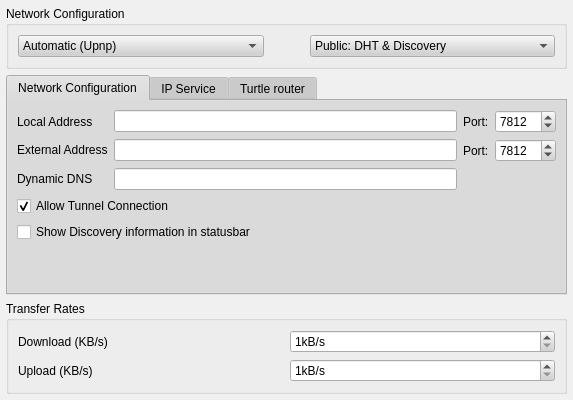
First picture: the form in retroshare-gui/src/gui/settings/ServerPage.ui, repository RetroShare/RetroShare, before the edit.
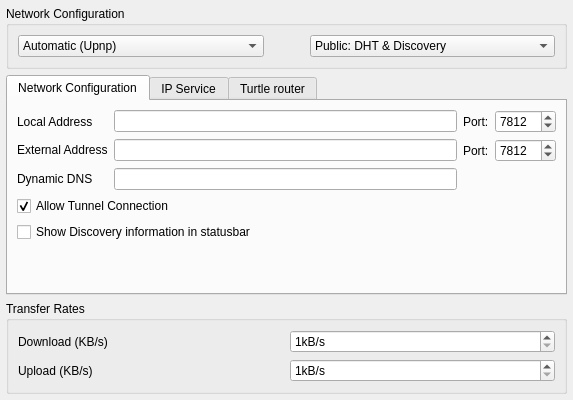
Second picture: the form after the edit.

```diff
--- a/retroshare-gui/src/gui/settings/ServerPage.ui
+++ b/retroshare-gui/src/gui/settings/ServerPage.ui
@@ -10,484 +10,6 @@
     <height>400</height>
    </rect>
   </property>
-  <property name="sizePolicy">
-   <sizepolicy hsizetype="Expanding" vsizetype="Expanding">
-    <horstretch>0</horstretch>
-    <verstretch>0</verstretch>
-   </sizepolicy>
-  </property>
-  <property name="palette">
-   <palette>
-    <active>
-     <colorrole role="WindowText">
-      <brush brushstyle="SolidPattern">
-       <color alpha="255">
-        <red>0</red>
-        <green>0</green>
-        <blue>0</blue>
-       </color>
-      </brush>
-     </colorrole>
-     <colorrole role="Button">
-      <brush brushstyle="SolidPattern">
-       <color alpha="255">
-        <red>208</red>
-        <green>208</green>
-        <blue>208</blue>
-       </color>
-      </brush>
-     </colorrole>
-     <colorrole role="Light">
-      <brush brushstyle="SolidPattern">
-       <color alpha="255">
-        <red>255</red>
-        <green>255</green>
-        <blue>255</blue>
-       </color>
-      </brush>
-     </colorrole>
-     <colorrole role="Midlight">
-      <brush brushstyle="SolidPattern">
-       <color alpha="255">
-        <red>247</red>
-        <green>247</green>
-        <blue>247</blue>
-       </color>
-      </brush>
-     </colorrole>
-     <colorrole role="Dark">
-      <brush brushstyle="SolidPattern">
-       <color alpha="255">
-        <red>104</red>
-        <green>104</green>
-        <blue>104</blue>
-       </color>
-      </brush>
-     </colorrole>
-     <colorrole role="Mid">
-      <brush brushstyle="SolidPattern">
-       <color alpha="255">
-        <red>139</red>
-        <green>139</green>
-        <blue>139</blue>
-       </color>
-      </brush>
-     </colorrole>
-     <colorrole role="Text">
-      <brush brushstyle="SolidPattern">
-       <color alpha="255">
-        <red>0</red>
-        <green>0</green>
-        <blue>0</blue>
-       </color>
-      </brush>
-     </colorrole>
-     <colorrole role="BrightText">
-      <brush brushstyle="SolidPattern">
-       <color alpha="255">
-        <red>255</red>
-        <green>255</green>
-        <blue>255</blue>
-       </color>
-      </brush>
-     </colorrole>
-     <colorrole role="ButtonText">
-      <brush brushstyle="SolidPattern">
-       <color alpha="255">
-        <red>0</red>
-        <green>0</green>
-        <blue>0</blue>
-       </color>
-      </brush>
-     </colorrole>
-     <colorrole role="Base">
-      <brush brushstyle="SolidPattern">
-       <color alpha="255">
-        <red>255</red>
-        <green>255</green>
-        <blue>255</blue>
-       </color>
-      </brush>
-     </colorrole>
-     <colorrole role="Window">
-      <brush brushstyle="SolidPattern">
-       <color alpha="255">
-        <red>240</red>
-        <green>240</green>
-        <blue>240</blue>
-       </color>
-      </brush>
-     </colorrole>
-     <colorrole role="Shadow">
-      <brush brushstyle="SolidPattern">
-       <color alpha="255">
-        <red>0</red>
-        <green>0</green>
-        <blue>0</blue>
-       </color>
-      </brush>
-     </colorrole>
-     <colorrole role="Highlight">
-      <brush brushstyle="SolidPattern">
-       <color alpha="255">
-        <red>0</red>
-        <green>0</green>
-        <blue>128</blue>
-       </color>
-      </brush>
-     </colorrole>
-     <colorrole role="HighlightedText">
-      <brush brushstyle="SolidPattern">
-       <color alpha="255">
-        <red>255</red>
-        <green>255</green>
-        <blue>255</blue>
-       </color>
-      </brush>
-     </colorrole>
-     <colorrole role="Link">
-      <brush brushstyle="SolidPattern">
-       <color alpha="255">
-        <red>0</red>
-        <green>0</green>
-        <blue>255</blue>
-       </color>
-      </brush>
-     </colorrole>
-     <colorrole role="LinkVisited">
-      <brush brushstyle="SolidPattern">
-       <color alpha="255">
-        <red>255</red>
-        <green>0</green>
-        <blue>255</blue>
-       </color>
-      </brush>
-     </colorrole>
-     <colorrole role="AlternateBase">
-      <brush brushstyle="SolidPattern">
-       <color alpha="255">
-        <red>231</red>
-        <green>231</green>
-        <blue>231</blue>
-       </color>
-      </brush>
-     </colorrole>
-    </active>
-    <inactive>
-     <colorrole role="WindowText">
-      <brush brushstyle="SolidPattern">
-       <color alpha="255">
-        <red>0</red>
-        <green>0</green>
-        <blue>0</blue>
-       </color>
-      </brush>
-     </colorrole>
-     <colorrole role="Button">
-      <brush brushstyle="SolidPattern">
-       <color alpha="255">
-        <red>208</red>
-        <green>208</green>
-        <blue>208</blue>
-       </color>
-      </brush>
-     </colorrole>
-     <colorrole role="Light">
-      <brush brushstyle="SolidPattern">
-       <color alpha="255">
-        <red>255</red>
-        <green>255</green>
-        <blue>255</blue>
-       </color>
-      </brush>
-     </colorrole>
-     <colorrole role="Midlight">
-      <brush brushstyle="SolidPattern">
-       <color alpha="255">
-        <red>247</red>
-        <green>247</green>
-        <blue>247</blue>
-       </color>
-      </brush>
-     </colorrole>
-     <colorrole role="Dark">
-      <brush brushstyle="SolidPattern">
-       <color alpha="255">
-        <red>104</red>
-        <green>104</green>
-        <blue>104</blue>
-       </color>
-      </brush>
-     </colorrole>
-     <colorrole role="Mid">
-      <brush brushstyle="SolidPattern">
-       <color alpha="255">
-        <red>139</red>
-        <green>139</green>
-        <blue>139</blue>
-       </color>
-      </brush>
-     </colorrole>
-     <colorrole role="Text">
-      <brush brushstyle="SolidPattern">
-       <color alpha="255">
-        <red>0</red>
-        <green>0</green>
-        <blue>0</blue>
-       </color>
-      </brush>
-     </colorrole>
-     <colorrole role="BrightText">
-      <brush brushstyle="SolidPattern">
-       <color alpha="255">
-        <red>255</red>
-        <green>255</green>
-        <blue>255</blue>
-       </color>
-      </brush>
-     </colorrole>
-     <colorrole role="ButtonText">
-      <brush brushstyle="SolidPattern">
-       <color alpha="255">
-        <red>0</red>
-        <green>0</green>
-        <blue>0</blue>
-       </color>
-      </brush>
-     </colorrole>
-     <colorrole role="Base">
-      <brush brushstyle="SolidPattern">
-       <color alpha="255">
-        <red>255</red>
-        <green>255</green>
-        <blue>255</blue>
-       </color>
-      </brush>
-     </colorrole>
-     <colorrole role="Window">
-      <brush brushstyle="SolidPattern">
-       <color alpha="255">
-        <red>240</red>
-        <green>240</green>
-        <blue>240</blue>
-       </color>
-      </brush>
-     </colorrole>
-     <colorrole role="Shadow">
-      <brush brushstyle="SolidPattern">
-       <color alpha="255">
-        <red>0</red>
-        <green>0</green>
-        <blue>0</blue>
-       </color>
-      </brush>
-     </colorrole>
-     <colorrole role="Highlight">
-      <brush brushstyle="SolidPattern">
-       <color alpha="255">
-        <red>192</red>
-        <green>192</green>
-        <blue>192</blue>
-       </color>
-      </brush>
-     </colorrole>
-     <colorrole role="HighlightedText">
-      <brush brushstyle="SolidPattern">
-       <color alpha="255">
-        <red>0</red>
-        <green>0</green>
-        <blue>0</blue>
-       </color>
-      </brush>
-     </colorrole>
-     <colorrole role="Link">
-      <brush brushstyle="SolidPattern">
-       <color alpha="255">
-        <red>0</red>
-        <green>0</green>
-        <blue>255</blue>
-       </color>
-      </brush>
-     </colorrole>
-     <colorrole role="LinkVisited">
-      <brush brushstyle="SolidPattern">
-       <color alpha="255">
-        <red>255</red>
-        <green>0</green>
-        <blue>255</blue>
-       </color>
-      </brush>
-     </colorrole>
-     <colorrole role="AlternateBase">
-      <brush brushstyle="SolidPattern">
-       <color alpha="255">
-        <red>231</red>
-        <green>231</green>
-        <blue>231</blue>
-       </color>
-      </brush>
-     </colorrole>
-    </inactive>
-    <disabled>
-     <colorrole role="WindowText">
-      <brush brushstyle="SolidPattern">
-       <color alpha="255">
-        <red>104</red>
-        <green>104</green>
-        <blue>104</blue>
-       </color>
-      </brush>
-     </colorrole>
-     <colorrole role="Button">
-      <brush brushstyle="SolidPattern">
-       <color alpha="255">
-        <red>208</red>
-        <green>208</green>
-        <blue>208</blue>
-       </color>
-      </brush>
-     </colorrole>
-     <colorrole role="Light">
-      <brush brushstyle="SolidPattern">
-       <color alpha="255">
-        <red>255</red>
-        <green>255</green>
-        <blue>255</blue>
-       </color>
-      </brush>
-     </colorrole>
-     <colorrole role="Midlight">
-      <brush brushstyle="SolidPattern">
-       <color alpha="255">
-        <red>247</red>
-        <green>247</green>
-        <blue>247</blue>
-       </color>
-      </brush>
-     </colorrole>
-     <colorrole role="Dark">
-      <brush brushstyle="SolidPattern">
-       <color alpha="255">
-        <red>104</red>
-        <green>104</green>
-        <blue>104</blue>
-       </color>
-      </brush>
-     </colorrole>
-     <colorrole role="Mid">
-      <brush brushstyle="SolidPattern">
-       <color alpha="255">
-        <red>139</red>
-        <green>139</green>
-        <blue>139</blue>
-       </color>
-      </brush>
-     </colorrole>
-     <colorrole role="Text">
-      <brush brushstyle="SolidPattern">
-       <color alpha="255">
-        <red>104</red>
-        <green>104</green>
-        <blue>104</blue>
-       </color>
-      </brush>
-     </colorrole>
-     <colorrole role="BrightText">
-      <brush brushstyle="SolidPattern">
-       <color alpha="255">
-        <red>255</red>
-        <green>255</green>
-        <blue>255</blue>
-       </color>
-      </brush>
-     </colorrole>
-     <colorrole role="ButtonText">
-      <brush brushstyle="SolidPattern">
-       <color alpha="255">
-        <red>104</red>
-        <green>104</green>
-        <blue>104</blue>
-       </color>
-      </brush>
-     </colorrole>
-     <colorrole role="Base">
-      <brush brushstyle="SolidPattern">
-       <color alpha="255">
-        <red>240</red>
-        <green>240</green>
-        <blue>240</blue>
-       </color>
-      </brush>
-     </colorrole>
-     <colorrole role="Window">
-      <brush brushstyle="SolidPattern">
-       <color alpha="255">
-        <red>240</red>
-        <green>240</green>
-        <blue>240</blue>
-       </color>
-      </brush>
-     </colorrole>
-     <colorrole role="Shadow">
-      <brush brushstyle="SolidPattern">
-       <color alpha="255">
-        <red>0</red>
-        <green>0</green>
-        <blue>0</blue>
-       </color>
-      </brush>
-     </colorrole>
-     <colorrole role="Highlight">
-      <brush brushstyle="SolidPattern">
-       <color alpha="255">
-        <red>0</red>
-        <green>0</green>
-        <blue>128</blue>
-       </color>
-      </brush>
-     </colorrole>
-     <colorrole role="HighlightedText">
-      <brush brushstyle="SolidPattern">
-       <color alpha="255">
-        <red>255</red>
-        <green>255</green>
-        <blue>255</blue>
-       </color>
-      </brush>
-     </colorrole>
-     <colorrole role="Link">
-      <brush brushstyle="SolidPattern">
-       <color alpha="255">
-        <red>0</red>
-        <green>0</green>
-        <blue>255</blue>
-       </color>
-      </brush>
-     </colorrole>
-     <colorrole role="LinkVisited">
-      <brush brushstyle="SolidPattern">
-       <color alpha="255">
-        <red>255</red>
-        <green>0</green>
-        <blue>255</blue>
-       </color>
-      </brush>
-     </colorrole>
-     <colorrole role="AlternateBase">
-      <brush brushstyle="SolidPattern">
-       <color alpha="255">
-        <red>231</red>
-        <green>231</green>
-        <blue>231</blue>
-       </color>
-      </brush>
-     </colorrole>
-    </disabled>
-   </palette>
-  </property>
-  <property name="contextMenuPolicy">
-   <enum>Qt::NoContextMenu</enum>
-  </property>
   <layout class="QGridLayout">
    <property name="margin">
     <number>6</number>
```
